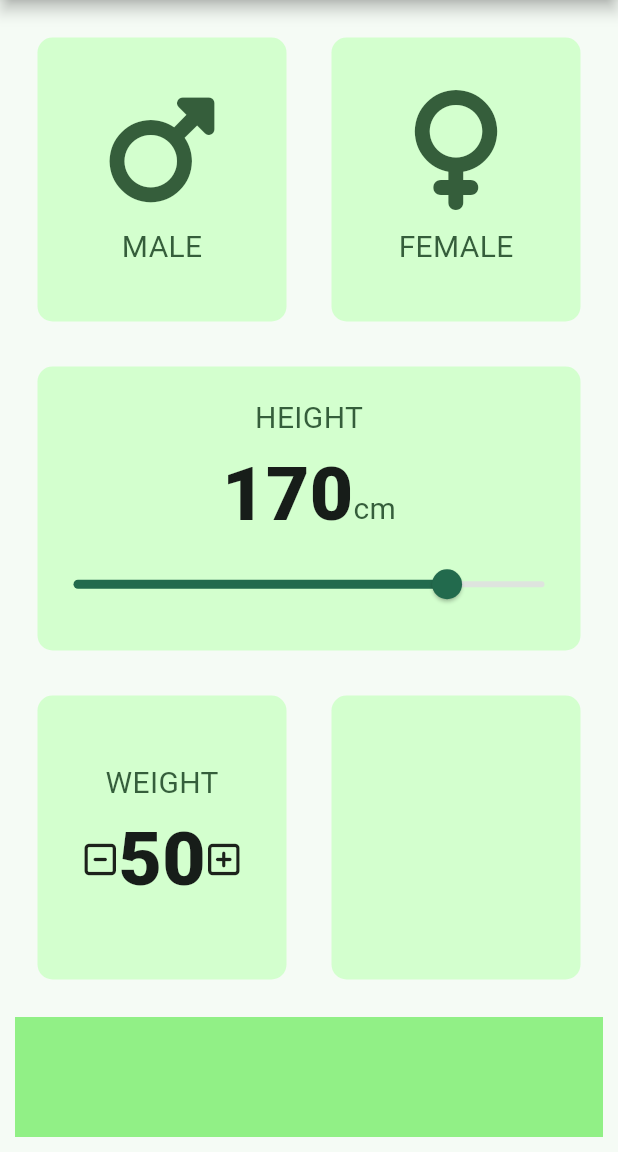
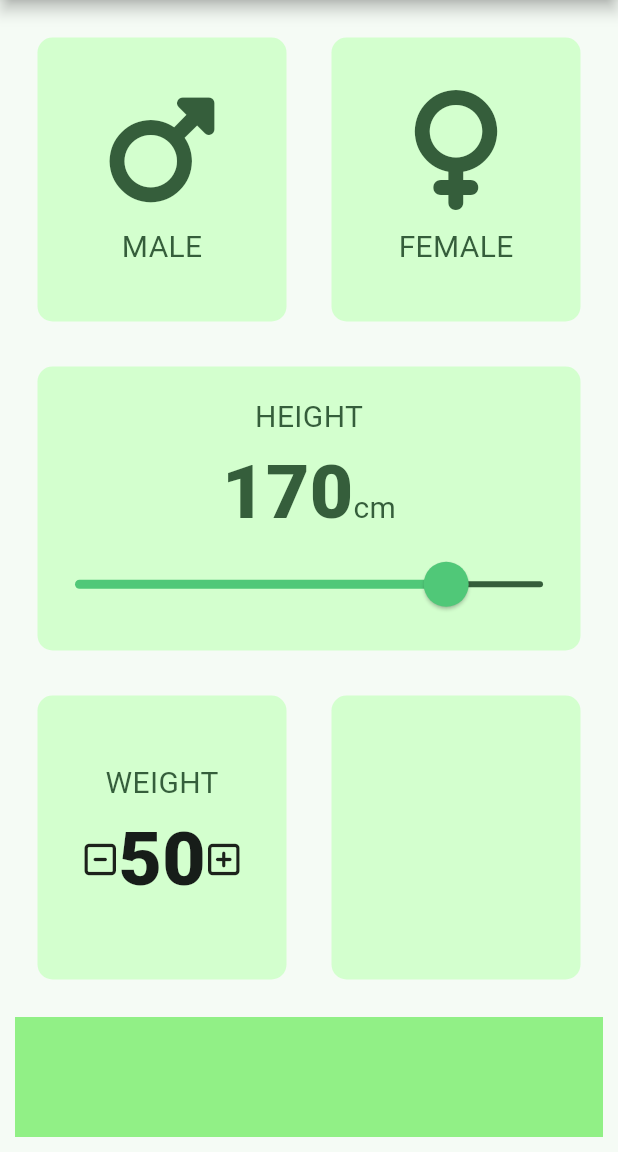
Before and after one commit to Fardeenhimself/flutter_bmi, a Flutter app: the screen it shows after launch, on a phone screen of 412 x 824 dp, the part 84-1236 px from its top. Run offline on Flutter 3.47's test engine with Material 3 defaults, Android fonts, the phone set to English and light mode, and no system bars; our stand-ins replace font_awesome_flutter.

Commit message:
UI Updated

```diff
--- a/lib/constants.dart
+++ b/lib/constants.dart
@@ -11,4 +11,5 @@ const kIconSize = 80.0;
 const kHeightNumberStyle = TextStyle(
   fontSize: 50.0,
   fontWeight: FontWeight.w900,
+  color: Color(0xFF355E3B),
 );
--- a/lib/input_page.dart
+++ b/lib/input_page.dart
@@ -107,7 +107,19 @@ class _InputPageState extends State<InputPage> {
                           Text('cm', style: kTextStyle),
                         ],
                       ),
-                      Slider(
+                      SliderTheme(
+                        data: SliderTheme.of(context).copyWith(
+                          activeTrackColor: Color(0xFF50C878),
+                          inactiveTrackColor: Color(0xFF355E3B),
+                          thumbShape: RoundSliderThumbShape(
+                            enabledThumbRadius: 15.0,
+                          ),
+                          overlayShape: RoundSliderOverlayShape(
+                            overlayRadius: 25.0,
+                          ),
+                          thumbColor: Color(0xFF50C878),
+                        ),
+                        child: Slider(
                           value: currentSlidervalue,
                           min: 55,
                           max: 200,
@@ -116,6 +128,7 @@ class _InputPageState extends State<InputPage> {
                               currentSlidervalue = value;
                             });
                           },
+                        ),
                       ),
                     ],
                   ),
```
Also changed, not shown: lib/gender_card.dart (line endings or trailing spaces). Lines whose indentation alone changed are shown as unchanged.
